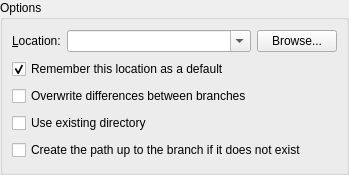
This is ui/push.ui in breezy-team/qbrz as Qt 5 draws it before an edit. The edited form follows.
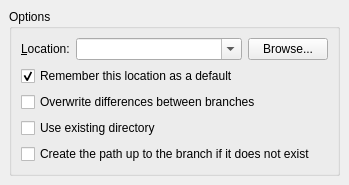
This is the edited form.

Diff of the .ui file:
```diff
--- a/ui/push.ui
+++ b/ui/push.ui
@@ -11,7 +11,7 @@
   </property>
   <layout class="QVBoxLayout" name="verticalLayout" >
    <property name="margin" >
-    <number>0</number>
+    <number>9</number>
    </property>
    <item>
     <widget class="QGroupBox" name="groupBox" >
```
Left out of the diff: 3 changed lines with no effect on the pictures.
